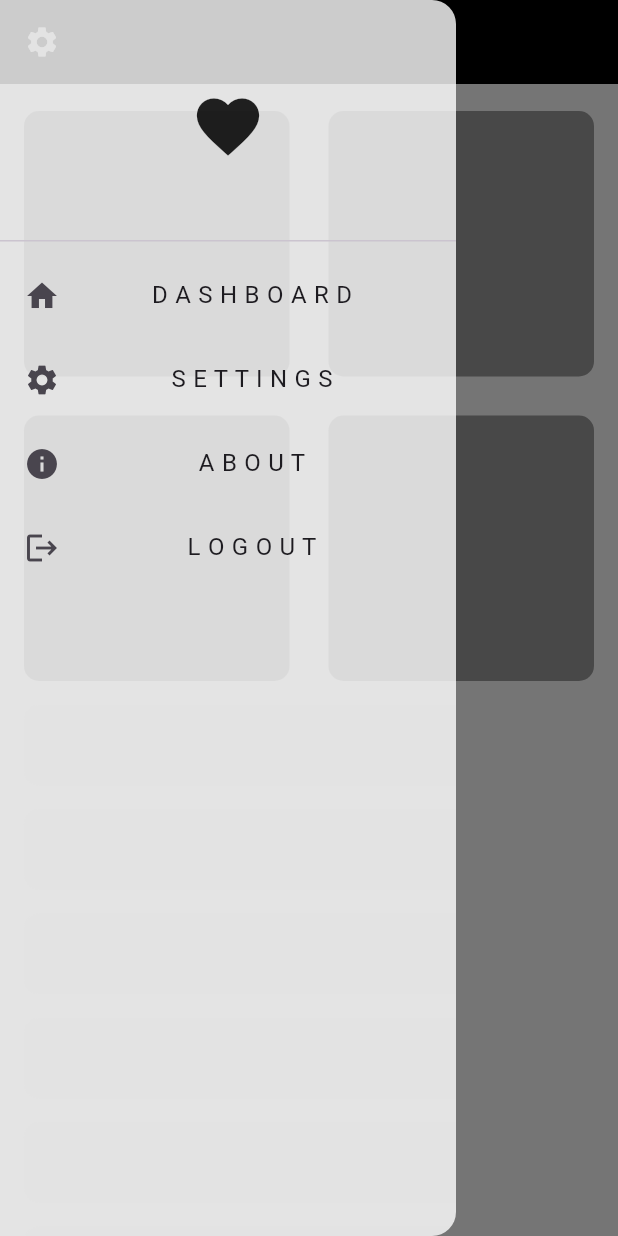
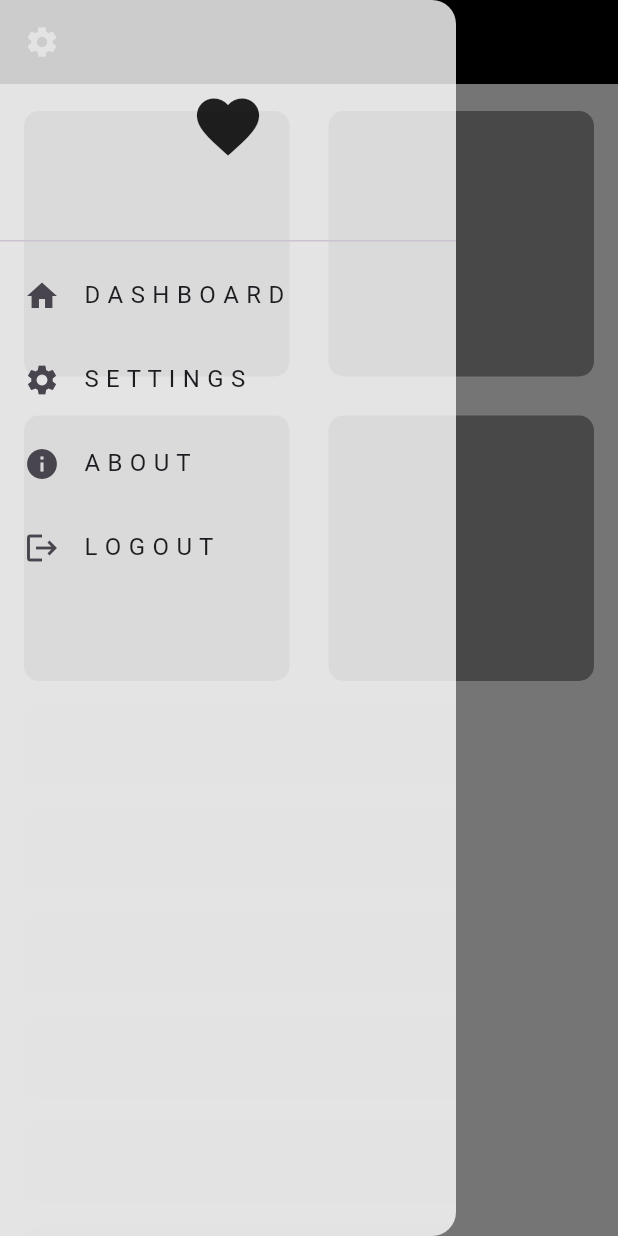
Before and after one commit to taherElzoghby27/responsive-adaptive-project, a Flutter app: the screen it shows after launch, with the side drawer open, on a phone screen of 412 x 824 dp. Run offline on Flutter 3.47's test engine with Material 3 defaults, Android fonts, the phone set to English and light mode, and no system bars.

Commit message:
edit alignment in tile drawer

```diff
--- a/lib/task1/widgets/drawer_tile.dart
+++ b/lib/task1/widgets/drawer_tile.dart
@@ -10,6 +10,7 @@ class DrawerTile extends StatelessWidget {
       leading: Icon(icon),
       title: FittedBox(
         fit: BoxFit.scaleDown,
+        alignment :Alignment.centerLeft,
         child: Text(title),
       ),
       onTap: () {},
```
